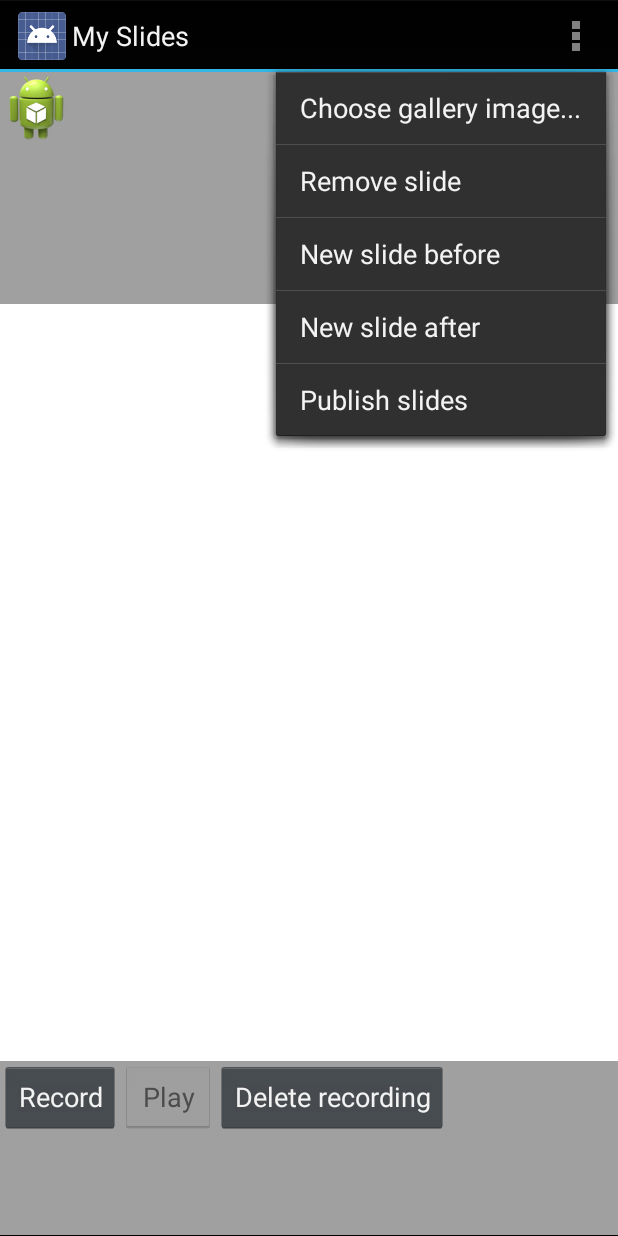
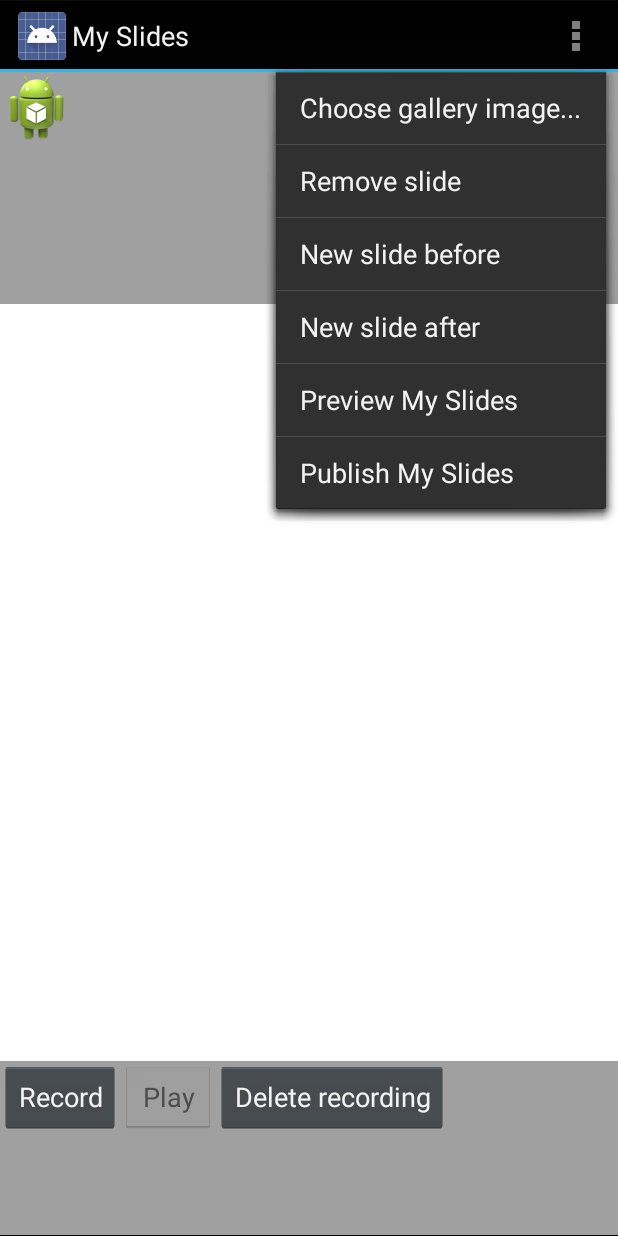
Before and after one commit to robbear/Stori, an Android app: the EditSlidesFragment screen opened directly, with no data from a screen before it, with the options menu open, on a phone screen of 412 x 824 dp. Run offline under Robolectric (Android 15) with nearby library versions, the phone set to English and light mode, and no system bars; libraries missing offline, so code that uses them is left out: com.amazonaws.auth; pictures from the network do not load.

Commit message:
Add menu items to EditSlidesFragment corresponding to buttons on MainActivity, allowing full functionality from EditSlidesActivity

```diff
--- a/android/SlideShare/src/main/java/com/hyperfine/neodori/fragments/EditSlidesFragment.java
+++ b/android/SlideShare/src/main/java/com/hyperfine/neodori/fragments/EditSlidesFragment.java
@@ -34,6 +34,7 @@ import android.widget.ViewSwitcher;
 import com.hyperfine.neodori.CloudStore;
 import com.hyperfine.neodori.Config;
 import com.hyperfine.neodori.HorizontalListView;
+import com.hyperfine.neodori.PlaySlidesActivity;
 import com.hyperfine.neodori.R;
 import com.hyperfine.neodori.SSPreferences;
 import com.hyperfine.neodori.SlideJSON;
@@ -414,12 +415,24 @@ public class EditSlidesFragment extends Fragment implements CloudStore.ICloudSto
     public void onCreateOptionsMenu(Menu menu, MenuInflater inflater) {
         if(D)Log.d(TAG, "EditSlidesFragment.onCreateOptionsMenu");
 
+        String title = "";
+        try {
+            title = m_ssj.getTitle();
+        }
+        catch (Exception e) {
+            if(E)Log.e(TAG, "EditSlidesFragment.onCreateOptionsMenu", e);
+            e.printStackTrace();
+        }
+        catch (OutOfMemoryError e) {
+            if(E)Log.e(TAG, "EditSlidesFragment.onCreateOptionsMenu", e);
+            e.printStackTrace();
+        }
+        final String slideShareTitle = title;
+
         inflater.inflate(R.menu.menu_slide, menu);
-        if (!Utilities.isCameraAvailable(m_activityParent)) {
-            menu.removeItem(R.id.menu_slide_item_camera);
-        }
 
-        menu.findItem(R.id.menu_slide_item_selectimage).setOnMenuItemClickListener(new MenuItem.OnMenuItemClickListener() {
+        MenuItem selectImage = menu.findItem(R.id.menu_edit_item_selectimage);
+        selectImage.setOnMenuItemClickListener(new MenuItem.OnMenuItemClickListener() {
             @Override
             public boolean onMenuItemClick(MenuItem item) {
                 selectImageFromGallery();
@@ -427,7 +440,8 @@ public class EditSlidesFragment extends Fragment implements CloudStore.ICloudSto
             }
         });
 
-        menu.findItem(R.id.menu_slide_item_camera).setOnMenuItemClickListener(new MenuItem.OnMenuItemClickListener() {
+        MenuItem cameraImage = menu.findItem(R.id.menu_edit_item_camera);
+        cameraImage.setOnMenuItemClickListener(new MenuItem.OnMenuItemClickListener() {
             @Override
             public boolean onMenuItemClick(MenuItem item) {
                 selectImageFromCamera();
@@ -435,7 +449,8 @@ public class EditSlidesFragment extends Fragment implements CloudStore.ICloudSto
             }
         });
 
-        menu.findItem(R.id.menu_slide_item_delete).setOnMenuItemClickListener(new MenuItem.OnMenuItemClickListener() {
+        MenuItem deleteItem = menu.findItem(R.id.menu_edit_item_delete);
+        deleteItem.setOnMenuItemClickListener(new MenuItem.OnMenuItemClickListener() {
             @Override
             public boolean onMenuItemClick(MenuItem item) {
                 deleteCurrentSlide();
@@ -443,7 +458,8 @@ public class EditSlidesFragment extends Fragment implements CloudStore.ICloudSto
             }
         });
 
-        menu.findItem(R.id.menu_slide_item_insertbefore).setOnMenuItemClickListener(new MenuItem.OnMenuItemClickListener() {
+        MenuItem insertBefore = menu.findItem(R.id.menu_edit_item_insertbefore);
+        insertBefore.setOnMenuItemClickListener(new MenuItem.OnMenuItemClickListener() {
             @Override
             public boolean onMenuItemClick(MenuItem item) {
                 initializeNewSlide(m_currentSlideIndex);
@@ -451,7 +467,8 @@ public class EditSlidesFragment extends Fragment implements CloudStore.ICloudSto
             }
         });
 
-        menu.findItem(R.id.menu_slide_item_insertafter).setOnMenuItemClickListener(new MenuItem.OnMenuItemClickListener() {
+        MenuItem insertAfter = menu.findItem(R.id.menu_edit_item_insertafter);
+        insertAfter.setOnMenuItemClickListener(new MenuItem.OnMenuItemClickListener() {
             @Override
             public boolean onMenuItemClick(MenuItem item) {
                 initializeNewSlide(m_currentSlideIndex + 1);
@@ -459,13 +476,44 @@ public class EditSlidesFragment extends Fragment implements CloudStore.ICloudSto
             }
         });
 
-        menu.findItem(R.id.menu_slide_item_publish).setOnMenuItemClickListener(new MenuItem.OnMenuItemClickListener() {
+        MenuItem preview = menu.findItem(R.id.menu_edit_preview);
+        preview.setTitle(String.format(getString(R.string.menu_edit_preview_format), slideShareTitle));
+        preview.setOnMenuItemClickListener(new MenuItem.OnMenuItemClickListener() {
+            @Override
+            public boolean onMenuItemClick(MenuItem item) {
+                Intent intent = new Intent(m_activityParent, PlaySlidesActivity.class);
+                m_activityParent.startActivity(intent);
+                return true;
+            }
+        });
+
+        MenuItem publish = menu.findItem(R.id.menu_edit_publish);
+        publish.setTitle(String.format(getString(R.string.menu_edit_publish_format), slideShareTitle));
+        publish.setOnMenuItemClickListener(new MenuItem.OnMenuItemClickListener() {
             @Override
             public boolean onMenuItemClick(MenuItem item) {
                 publishSlides();
                 return true;
             }
         });
+
+        MenuItem share = menu.findItem(R.id.menu_edit_share);
+        share.setTitle(String.format(getString(R.string.menu_edit_share_format), slideShareTitle));
+        share.setOnMenuItemClickListener(new MenuItem.OnMenuItemClickListener() {
+            @Override
+            public boolean onMenuItemClick(MenuItem item) {
+                Utilities.shareShow(m_activityParent, m_userUuid, m_slideShareName);
+                return true;
+            }
+        });
+
+        if (!Utilities.isCameraAvailable(m_activityParent)) {
+            menu.removeItem(R.id.menu_edit_item_camera);
+        }
+        boolean isPublished = SlideShareJSON.isSlideSharePublished(m_activityParent, m_slideShareName);
+        if (!isPublished) {
+            menu.removeItem(R.id.menu_edit_share);
+        }
     }
 
     @Override
--- a/android/SlideShare/src/main/res/menu/menu_slide.xml
+++ b/android/SlideShare/src/main/res/menu/menu_slide.xml
@@ -2,21 +2,27 @@
 
 <menu xmlns:android="http://schemas.android.com/apk/res/android">
     <item
-        android:id="@+id/menu_slide_item_selectimage"
-        android:title="@string/menu_slide_selectfromgallery" />
+        android:id="@+id/menu_edit_item_selectimage"
+        android:title="@string/menu_edit_selectfromgallery" />
     <item
-        android:id="@+id/menu_slide_item_camera"
-        android:title="@string/menu_slide_camera" />
+        android:id="@+id/menu_edit_item_camera"
+        android:title="@string/menu_edit_camera" />
     <item
-        android:id="@+id/menu_slide_item_delete"
-        android:title="@string/menu_slide_delete" />
+        android:id="@+id/menu_edit_item_delete"
+        android:title="@string/menu_edit_delete" />
     <item
-        android:id="@+id/menu_slide_item_insertbefore"
-        android:title="@string/menu_slide_insertbefore" />
+        android:id="@+id/menu_edit_item_insertbefore"
+        android:title="@string/menu_edit_insertbefore" />
     <item
-        android:id="@+id/menu_slide_item_insertafter"
-        android:title="@string/menu_slide_insertafter" />
+        android:id="@+id/menu_edit_item_insertafter"
+        android:title="@string/menu_edit_insertafter" />
     <item
-        android:id="@+id/menu_slide_item_publish"
-        android:title="@string/menu_slide_publish" />
+        android:id="@+id/menu_edit_preview"
+        android:title="@string/menu_edit_preview_format" />
+    <item
+        android:id="@+id/menu_edit_publish"
+        android:title="@string/menu_edit_publish_format" />
+    <item
+        android:id="@+id/menu_edit_share"
+        android:title="@string/menu_edit_share_format" />
 </menu>
--- a/android/SlideShare/src/main/res/values/strings.xml
+++ b/android/SlideShare/src/main/res/values/strings.xml
@@ -19,12 +19,14 @@
     <string name="main_preview_button_format">Preview %1$s</string>
     <string name="main_publish_button_format">Publish %1$s</string>
     <string name="main_share_button_format">Share %1$s</string>
-    <string name="menu_slide_camera">Camera...</string>
-    <string name="menu_slide_delete">Remove slide</string>
-    <string name="menu_slide_insertbefore">New slide before</string>
-    <string name="menu_slide_insertafter">New slide after</string>
-    <string name="menu_slide_publish">Publish slides</string>
-    <string name="menu_slide_selectfromgallery">Choose gallery image...</string>
+    <string name="menu_edit_camera">Camera...</string>
+    <string name="menu_edit_delete">Remove slide</string>
+    <string name="menu_edit_insertbefore">New slide before</string>
+    <string name="menu_edit_insertafter">New slide after</string>
+    <string name="menu_edit_preview_format">Preview %1$s</string>
+    <string name="menu_edit_publish_format">Publish %1$s</string>
+    <string name="menu_edit_selectfromgallery">Choose gallery image...</string>
+    <string name="menu_edit_share_format">Share %1$s</string>
     <string name="publish_dialog_title">Publish</string>
     <string name="publish_dialog_message">Ok to publish?</string>
     <string name="share_dialog_title">Share this show</string>
```
